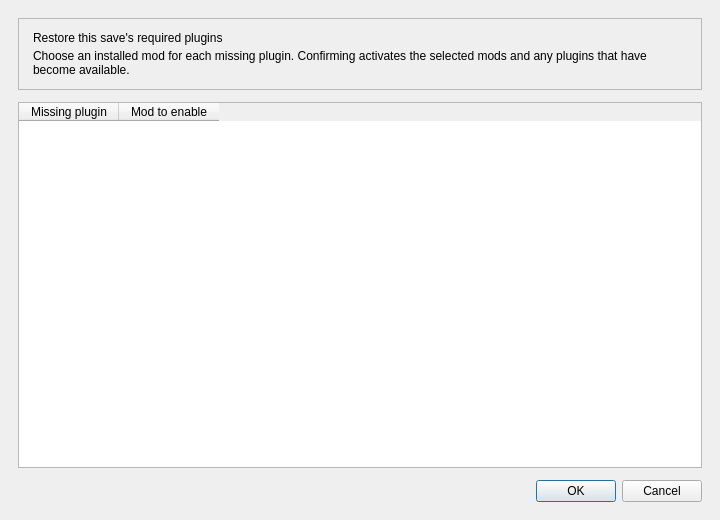
Above: source/modorganizer/src/activatemodsdialog.ui from ArialSenki/MO2-Revamped before the change. Below: the same form after it.
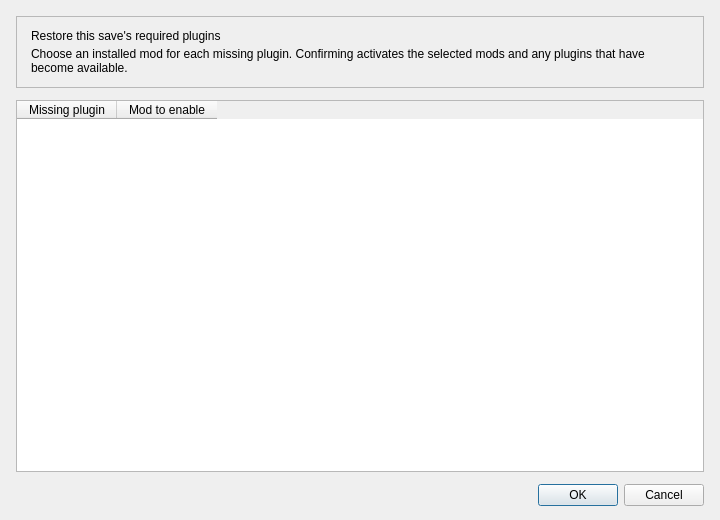
That is the form after the change.

Patch:
```diff
--- a/source/modorganizer/src/activatemodsdialog.ui
+++ b/source/modorganizer/src/activatemodsdialog.ui
@@ -14,10 +14,10 @@
    <string>Activate required mods</string>
   </property>
  <layout class="QVBoxLayout" name="verticalLayout">
-  <property name="leftMargin"><number>18</number></property>
-  <property name="topMargin"><number>18</number></property>
-  <property name="rightMargin"><number>18</number></property>
-  <property name="bottomMargin"><number>18</number></property>
+  <property name="leftMargin"><number>16</number></property>
+  <property name="topMargin"><number>16</number></property>
+  <property name="rightMargin"><number>16</number></property>
+  <property name="bottomMargin"><number>14</number></property>
   <property name="spacing"><number>12</number></property>
   <item>
    <widget class="QFrame" name="activateHeaderCard">
```
